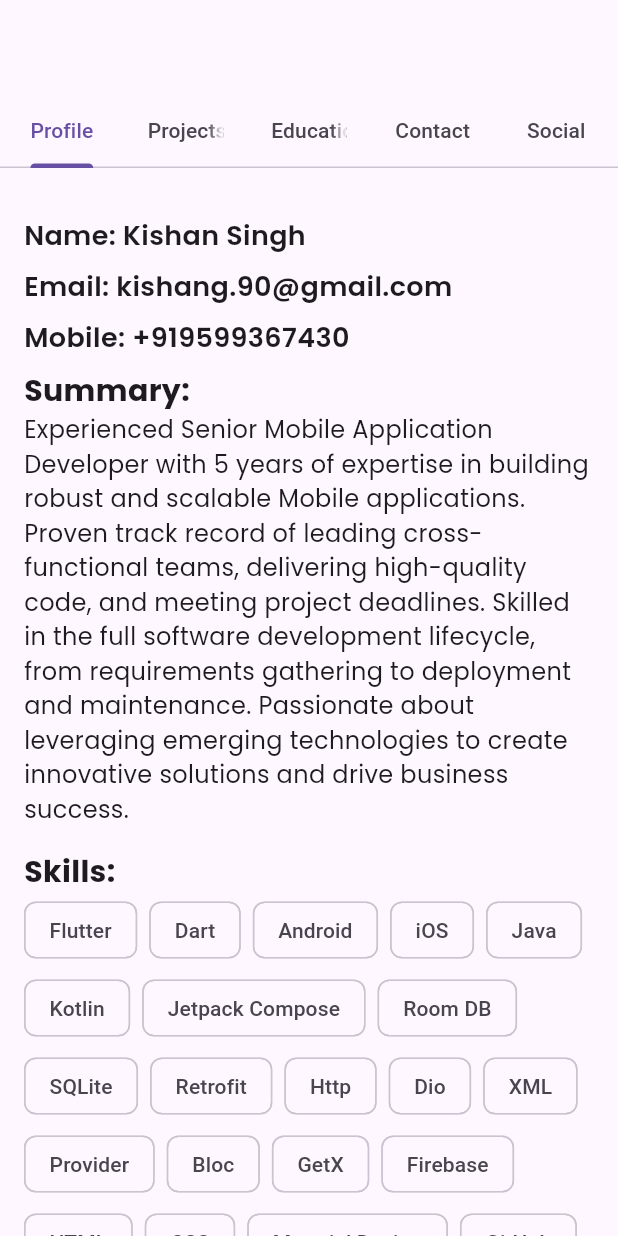
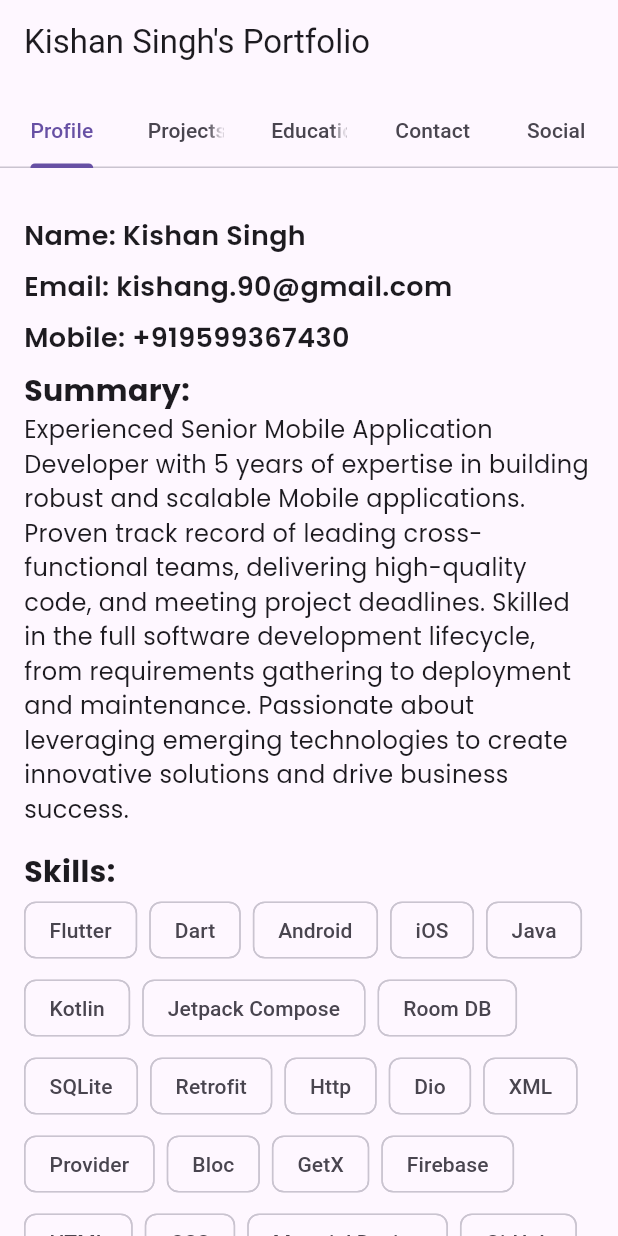
Before and after one commit to KishanSingh1993/my_portfolio, a Flutter app: the screen it shows after launch, on a phone screen of 412 x 824 dp. Run offline on Flutter 3.47's test engine with Material 3 defaults, Android fonts, the phone set to English and light mode, and no system bars; our stand-ins replace google_fonts.

Commit message:
new changes

```diff
--- a/lib/screens/home_screen.dart
+++ b/lib/screens/home_screen.dart
@@ -32,7 +32,7 @@
   Widget build(BuildContext context) {
     return Scaffold(
       appBar: AppBar(
-        //title: Text("Kishan Singh's Portfolio"),
+        title: Text("Kishan Singh's Portfolio"),
         bottom: CustomTabBar(tabController: _tabController),
       ),
       body: TabBarView(
```
Also changed, not shown: 4 other files.
